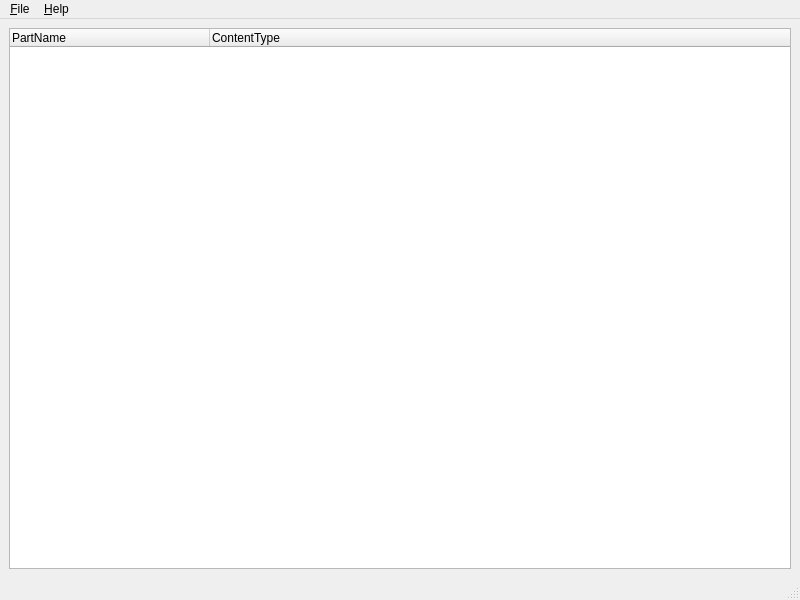
Above: examples/officeopenxml/extract_opc_package/mainwindow.ui from dbzhang800/QtOfficeOpenXml before the change. Below: the same form after it.
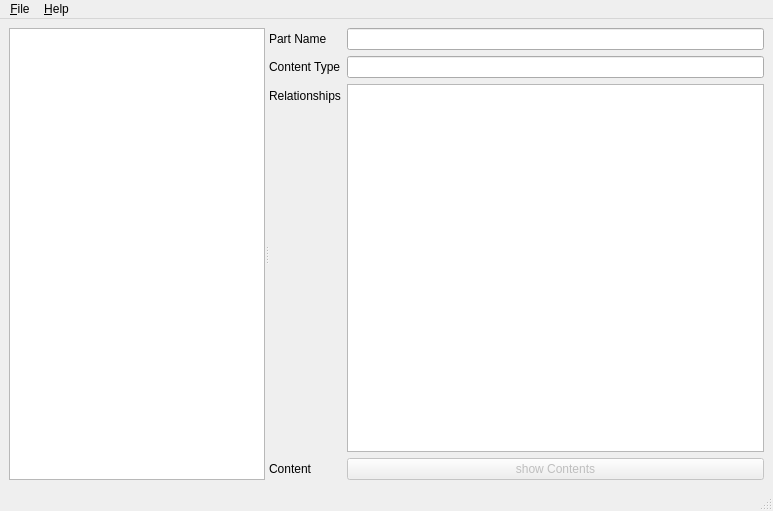
That is the form after the change.

The edit to the form file:
```diff
--- a/examples/officeopenxml/extract_opc_package/mainwindow.ui
+++ b/examples/officeopenxml/extract_opc_package/mainwindow.ui
@@ -6,36 +6,104 @@
    <rect>
     <x>0</x>
     <y>0</y>
-    <width>800</width>
-    <height>600</height>
+    <width>773</width>
+    <height>511</height>
    </rect>
   </property>
   <property name="windowTitle">
    <string>Demo for Opc Package</string>
   </property>
   <widget class="QWidget" name="centralwidget">
-   <layout class="QVBoxLayout" name="verticalLayout">
+   <layout class="QVBoxLayout" name="verticalLayout_2">
     <item>
-     <widget class="QTreeWidget" name="treeWidget">
-      <property name="expandsOnDoubleClick">
-       <bool>false</bool>
+     <widget class="QSplitter" name="splitter_2">
+      <property name="orientation">
+       <enum>Qt::Horizontal</enum>
       </property>
-      <property name="columnCount">
-       <number>2</number>
-      </property>
-      <attribute name="headerMinimumSectionSize">
-       <number>200</number>
-      </attribute>
-      <column>
-       <property name="text">
-        <string>PartName</string>
+      <widget class="QListWidget" name="partListWidget">
+       <property name="sizePolicy">
+        <sizepolicy hsizetype="Preferred" vsizetype="Expanding">
+         <horstretch>0</horstretch>
+         <verstretch>0</verstretch>
+        </sizepolicy>
        </property>
-      </column>
-      <column>
-       <property name="text">
-        <string>ContentType</string>
+       <property name="alternatingRowColors">
+        <bool>true</bool>
        </property>
-      </column>
+      </widget>
+      <widget class="QWidget" name="widget" native="true">
+       <property name="sizePolicy">
+        <sizepolicy hsizetype="Expanding" vsizetype="Expanding">
+         <horstretch>1</horstretch>
+         <verstretch>0</verstretch>
+        </sizepolicy>
+       </property>
+       <layout class="QVBoxLayout" name="verticalLayout">
+        <item>
+         <layout class="QFormLayout" name="formLayout">
+          <item row="0" column="0">
+           <widget class="QLabel" name="label">
+            <property name="text">
+             <string>Part Name</string>
+            </property>
+           </widget>
+          </item>
+          <item row="0" column="1">
+           <widget class="QLineEdit" name="partNameEdit">
+            <property name="readOnly">
+             <bool>true</bool>
+            </property>
+           </widget>
+          </item>
+          <item row="1" column="0">
+           <widget class="QLabel" name="label_2">
+            <property name="text">
+             <string>Content Type</string>
+            </property>
+           </widget>
+          </item>
+          <item row="1" column="1">
+           <widget class="QLineEdit" name="partContentTypeEdit">
+            <property name="readOnly">
+             <bool>true</bool>
+            </property>
+           </widget>
+          </item>
+          <item row="2" column="1">
+           <widget class="QListWidget" name="partRelationshipListWidget">
+            <property name="alternatingRowColors">
+             <bool>true</bool>
+            </property>
+           </widget>
+          </item>
+          <item row="2" column="0">
+           <widget class="QLabel" name="label_3">
+            <property name="text">
+             <string>Relationships</string>
+            </property>
+           </widget>
+          </item>
+          <item row="3" column="1">
+           <widget class="QPushButton" name="partContentButton">
+            <property name="enabled">
+             <bool>false</bool>
+            </property>
+            <property name="text">
+             <string>show Contents</string>
+            </property>
+           </widget>
+          </item>
+          <item row="3" column="0">
+           <widget class="QLabel" name="label_4">
+            <property name="text">
+             <string>Content</string>
+            </property>
+           </widget>
+          </item>
+         </layout>
+        </item>
+       </layout>
+      </widget>
      </widget>
     </item>
    </layout>
@@ -45,7 +113,7 @@
     <rect>
      <x>0</x>
      <y>0</y>
-     <width>800</width>
+     <width>773</width>
      <height>23</height>
     </rect>
    </property>
```
